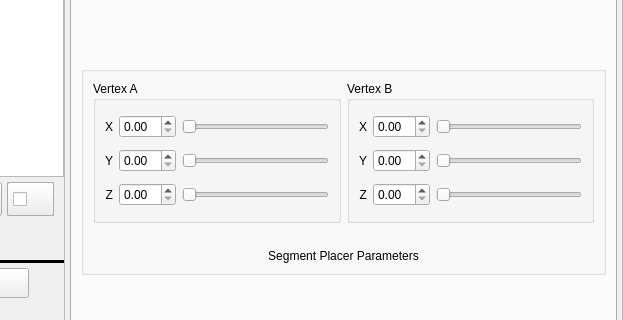
Old version of the form delta3d/utilities/ParticleEditor/particleeditor.ui in the repository delta3d/delta3d; both pictures show x 785 to 1408 and y 233 to 553 of the 1408 by 640 pixel window.
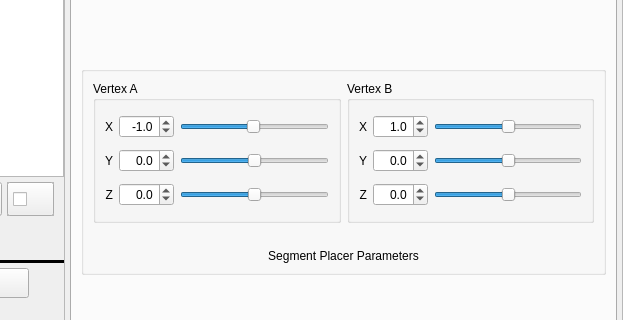
New version of the form. The open tabs and pages were chosen to show the change. Icons and pictures are not drawn.

Commit message: Implemented the Segment Placer section of the Placer Tab.

```diff
--- a/delta3d/utilities/ParticleEditor/particleeditor.ui
+++ b/delta3d/utilities/ParticleEditor/particleeditor.ui
@@ -3821,30 +3821,102 @@
                       </widget>
                      </item>
                      <item row="0" column="1" >
-                      <widget class="QDoubleSpinBox" name="VertexAXSpinBox" />
+                      <widget class="QDoubleSpinBox" name="SegmentPlacerVertexAXSpinBox" >
+                       <property name="alignment" >
+                        <set>Qt::AlignRight|Qt::AlignTrailing|Qt::AlignVCenter</set>
+                       </property>
+                       <property name="decimals" >
+                        <number>1</number>
+                       </property>
+                       <property name="minimum" >
+                        <double>-10.000000000000000</double>
+                       </property>
+                       <property name="maximum" >
+                        <double>10.000000000000000</double>
+                       </property>
+                       <property name="singleStep" >
+                        <double>0.100000000000000</double>
+                       </property>
+                       <property name="value" >
+                        <double>-1.000000000000000</double>
+                       </property>
+                      </widget>
                      </item>
                      <item row="1" column="1" >
-                      <widget class="QDoubleSpinBox" name="VertexAYSpinBox" />
+                      <widget class="QDoubleSpinBox" name="SegmentPlacerVertexAYSpinBox" >
+                       <property name="alignment" >
+                        <set>Qt::AlignRight|Qt::AlignTrailing|Qt::AlignVCenter</set>
+                       </property>
+                       <property name="decimals" >
+                        <number>1</number>
+                       </property>
+                       <property name="minimum" >
+                        <double>-10.000000000000000</double>
+                       </property>
+                       <property name="maximum" >
+                        <double>10.000000000000000</double>
+                       </property>
+                       <property name="singleStep" >
+                        <double>0.100000000000000</double>
+                       </property>
+                      </widget>
                      </item>
                      <item row="2" column="1" >
-                      <widget class="QDoubleSpinBox" name="VertexAZSpinBox" />
+                      <widget class="QDoubleSpinBox" name="SegmentPlacerVertexAZSpinBox" >
+                       <property name="alignment" >
+                        <set>Qt::AlignRight|Qt::AlignTrailing|Qt::AlignVCenter</set>
+                       </property>
+                       <property name="decimals" >
+                        <number>1</number>
+                       </property>
+                       <property name="minimum" >
+                        <double>-10.000000000000000</double>
+                       </property>
+                       <property name="maximum" >
+                        <double>10.000000000000000</double>
+                       </property>
+                       <property name="singleStep" >
+                        <double>0.100000000000000</double>
+                       </property>
+                      </widget>
                      </item>
                      <item row="0" column="2" >
-                      <widget class="QSlider" name="VertexAXSlider" >
+                      <widget class="QSlider" name="SegmentPlacerVertexAXSlider" >
+                       <property name="minimum" >
+                        <number>-100</number>
+                       </property>
+                       <property name="maximum" >
+                        <number>100</number>
+                       </property>
+                       <property name="value" >
+                        <number>-1</number>
+                       </property>
                        <property name="orientation" >
                         <enum>Qt::Horizontal</enum>
                        </property>
                       </widget>
                      </item>
                      <item row="1" column="2" >
-                      <widget class="QSlider" name="VertexAYSlider" >
+                      <widget class="QSlider" name="SegmentPlacerVertexAYSlider" >
+                       <property name="minimum" >
+                        <number>-100</number>
+                       </property>
+                       <property name="maximum" >
+                        <number>100</number>
+                       </property>
                        <property name="orientation" >
                         <enum>Qt::Horizontal</enum>
                        </property>
                       </widget>
                      </item>
                      <item row="2" column="2" >
-                      <widget class="QSlider" name="VertexAZSlider" >
+                      <widget class="QSlider" name="SegmentPlacerVertexAZSlider" >
+                       <property name="minimum" >
+                        <number>-100</number>
+                       </property>
+                       <property name="maximum" >
+                        <number>100</number>
+                       </property>
                        <property name="orientation" >
                         <enum>Qt::Horizontal</enum>
                        </property>
@@ -3922,30 +3994,102 @@
                       </widget>
                      </item>
                      <item row="0" column="1" >
-                      <widget class="QDoubleSpinBox" name="VertexBXSpinBox" />
+                      <widget class="QDoubleSpinBox" name="SegmentPlacerVertexBXSpinBox" >
+                       <property name="alignment" >
+                        <set>Qt::AlignRight|Qt::AlignTrailing|Qt::AlignVCenter</set>
+                       </property>
+                       <property name="decimals" >
+                        <number>1</number>
+                       </property>
+                       <property name="minimum" >
+                        <double>-10.000000000000000</double>
+                       </property>
+                       <property name="maximum" >
+                        <double>10.000000000000000</double>
+                       </property>
+                       <property name="singleStep" >
+                        <double>0.100000000000000</double>
+                       </property>
+                       <property name="value" >
+                        <double>1.000000000000000</double>
+                       </property>
+                      </widget>
                      </item>
                      <item row="1" column="1" >
-                      <widget class="QDoubleSpinBox" name="VertexBYSpinBox" />
+                      <widget class="QDoubleSpinBox" name="SegmentPlacerVertexBYSpinBox" >
+                       <property name="alignment" >
+                        <set>Qt::AlignRight|Qt::AlignTrailing|Qt::AlignVCenter</set>
+                       </property>
+                       <property name="decimals" >
+                        <number>1</number>
+                       </property>
+                       <property name="minimum" >
+                        <double>-10.000000000000000</double>
+                       </property>
+                       <property name="maximum" >
+                        <double>10.000000000000000</double>
+                       </property>
+                       <property name="singleStep" >
+                        <double>0.100000000000000</double>
+                       </property>
+                      </widget>
                      </item>
                      <item row="2" column="1" >
-                      <widget class="QDoubleSpinBox" name="VertexBZSpinBox" />
+                      <widget class="QDoubleSpinBox" name="SegmentPlacerVertexBZSpinBox" >
+                       <property name="alignment" >
+                        <set>Qt::AlignRight|Qt::AlignTrailing|Qt::AlignVCenter</set>
+                       </property>
+                       <property name="decimals" >
+                        <number>1</number>
+                       </property>
+                       <property name="minimum" >
+                        <double>-10.000000000000000</double>
+                       </property>
+                       <property name="maximum" >
+                        <double>10.000000000000000</double>
+                       </property>
+                       <property name="singleStep" >
+                        <double>0.100000000000000</double>
+                       </property>
+                      </widget>
                      </item>
                      <item row="0" column="2" >
-                      <widget class="QSlider" name="VertexBXSlider" >
+                      <widget class="QSlider" name="SegmentPlacerVertexBXSlider" >
+                       <property name="minimum" >
+                        <number>-100</number>
+                       </property>
+                       <property name="maximum" >
+                        <number>100</number>
+                       </property>
+                       <property name="value" >
+                        <number>1</number>
+                       </property>
                        <property name="orientation" >
                         <enum>Qt::Horizontal</enum>
                        </property>
                       </widget>
                      </item>
                      <item row="1" column="2" >
-                      <widget class="QSlider" name="VertexBYSlider" >
+                      <widget class="QSlider" name="SegmentPlacerVertexBYSlider" >
+                       <property name="minimum" >
+                        <number>-100</number>
+                       </property>
+                       <property name="maximum" >
+                        <number>100</number>
+                       </property>
                        <property name="orientation" >
                         <enum>Qt::Horizontal</enum>
                        </property>
                       </widget>
                      </item>
                      <item row="2" column="2" >
-                      <widget class="QSlider" name="VertexBZSlider" >
+                      <widget class="QSlider" name="SegmentPlacerVertexBZSlider" >
+                       <property name="minimum" >
+                        <number>-100</number>
+                       </property>
+                       <property name="maximum" >
+                        <number>100</number>
+                       </property>
                        <property name="orientation" >
                         <enum>Qt::Horizontal</enum>
                        </property>
```
The commit also changes 5 other files.
